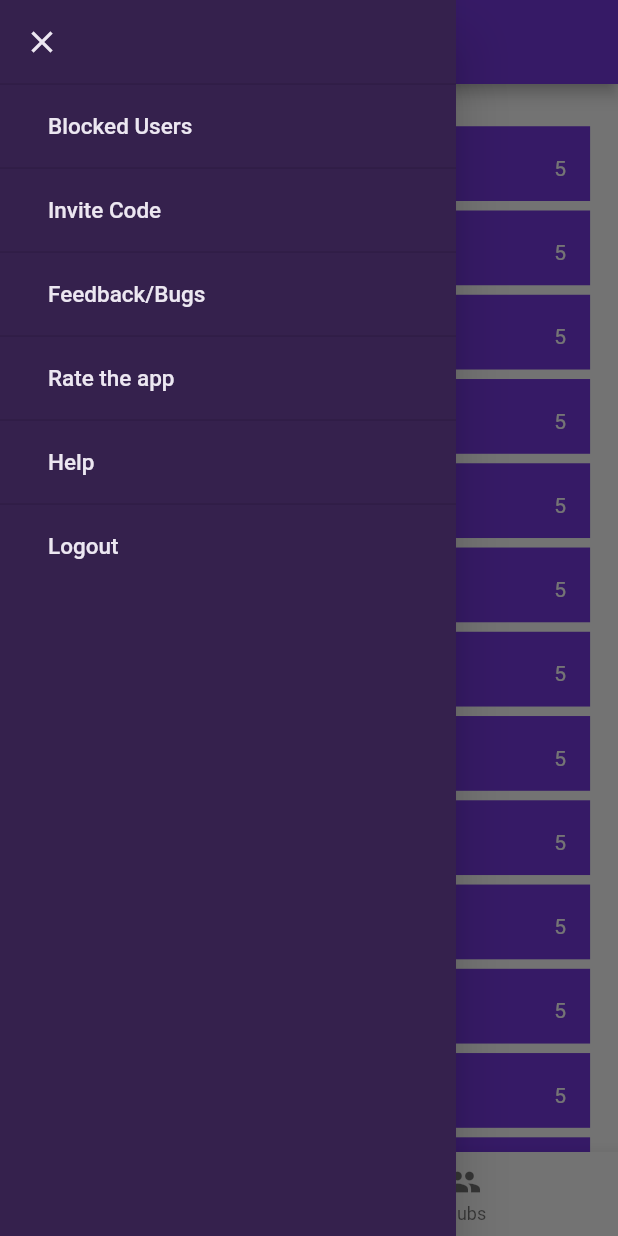
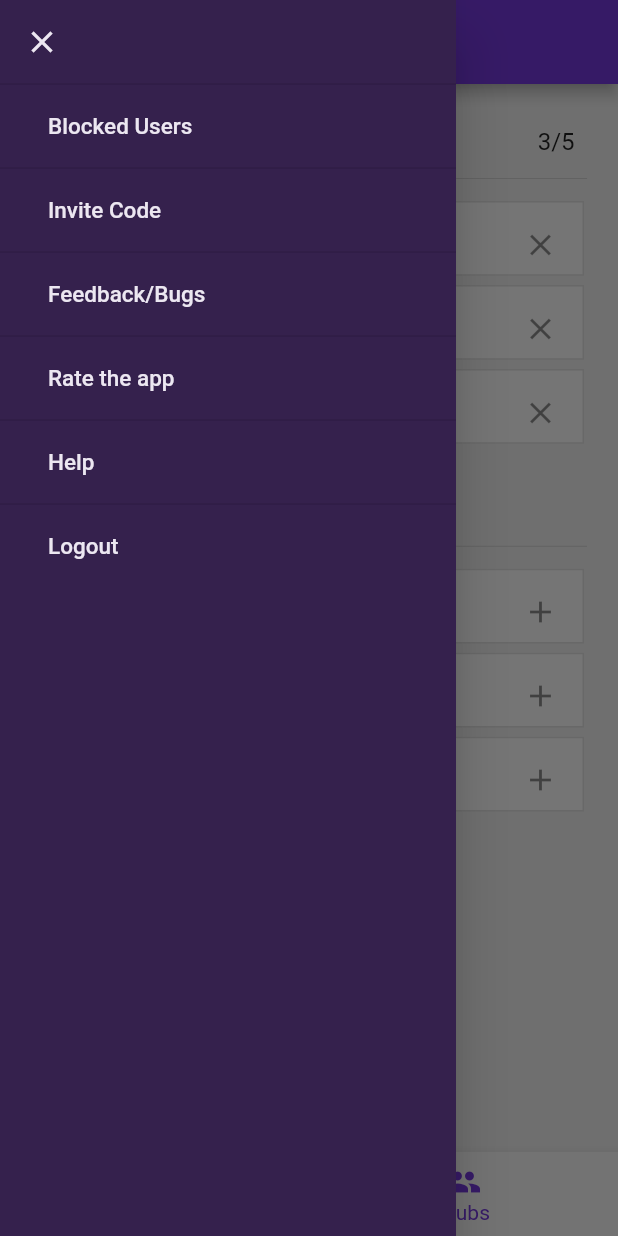
Before and after one commit to cosmicRover/yime, a Flutter app: the screen it shows after launch, with the side drawer open, on a phone screen of 412 x 824 dp. Run offline on Flutter 3.47's test engine with Material 2 defaults, Android fonts, the phone set to English and light mode, and no system bars; our stand-ins replace shared_preferences; missing offline and left inert: badge, flutter_sms, pimp_my_button; statements that could not run were skipped.

Commit message:
finished clubs page

```diff
--- a/lib/src/screens/bottomnav.dart
+++ b/lib/src/screens/bottomnav.dart
@@ -16,7 +16,7 @@ class BottomNav extends StatefulWidget {
 }
 
 class _BottomNavState extends State<BottomNav> {
-  int currentTab = 0;
+  int currentTab = 1;
   Messages one;
   Clubs two;
 
@@ -28,7 +28,7 @@ class _BottomNavState extends State<BottomNav> {
     one = Messages();
     two = Clubs();
     pages = [one, two];
-    currentPage = one;
+    currentPage = two;
     super.initState();
   }
 
--- a/lib/src/screens/clubs.dart
+++ b/lib/src/screens/clubs.dart
@@ -2,6 +2,16 @@ import 'package:flutter/material.dart';
 import '../colors/allcolors.dart';
 
 AppColors c = AppColors();
+
+final TextStyle listTileStyle = TextStyle(color: c.black);
+final TextStyle sectionHeaderTextStyle =
+    TextStyle(color: c.black, fontSize: 16.0);
+final Divider sectionDivider = Divider(
+  color: c.black,
+  height: 30.0,
+);
+final Padding containerBottomPadding =
+    Padding(padding: EdgeInsets.only(bottom: 6.17));
 
 class Clubs extends StatefulWidget {
   @override
@@ -9,66 +19,112 @@ class Clubs extends StatefulWidget {
 }
 
 //clubs that users are currently in
-Widget currentlyIn(){
+Widget currentlyIn(String clubName) {
   return FractionallySizedBox(
-    widthFactor: 0.9,
+    widthFactor: 0.89,
+    child: Padding(
+      padding: containerBottomPadding.padding,
       child: Container(
-        color: c.maxWhite,
+          decoration: ShapeDecoration(
+              shape: RoundedRectangleBorder(
+                  side: BorderSide(color: c.lighterGrey)),
+              color: c.maxWhite),
           height: 49.83,
           child: ListTile(
             title: Text(
-            "Club Name",
-            style: TextStyle(color: c.black),
+              "$clubName",
+              style: listTileStyle,
             ),
             onTap: () {},
-          trailing: Icon(Icons.close),
+            trailing: GestureDetector(child: Icon(Icons.close)),
           )),
+    ),
   );
 }
 
 //all the clubs
-Widget allClubs(){
+Widget allClubs(String clubName) {
   return FractionallySizedBox(
-    widthFactor: 0.9,
+    widthFactor: 0.89,
+    child: Padding(
+      padding: containerBottomPadding.padding,
       child: Container(
-        color: c.maxWhite,
+          decoration: ShapeDecoration(
+              shape: RoundedRectangleBorder(
+                  side: BorderSide(color: c.lighterGrey)),
+              color: c.maxWhite),
           height: 49.83,
           child: ListTile(
             title: Text(
-            "Club Name",
-            style: TextStyle(color: c.black),
+              "$clubName",
+              style: listTileStyle,
             ),
             onTap: () {},
-          trailing: Icon(Icons.add),
+            trailing: GestureDetector(
+              child: Icon(
+                Icons.add,
+                color: c.black,
+              ),
+              onTap: () => print("press icon"),
+            ),
           )),
+    ),
   );
 }
 
 class _ClubsState extends State<Clubs> {
   @override
   Widget build(BuildContext context) {
-    return Scaffold(
+    return Theme(
+      data: ThemeData(canvasColor: c.lightGrey),
+      child: Scaffold(
         body: ListView(
           children: <Widget>[
             Column(
               children: <Widget>[
                 Padding(
-                padding: const EdgeInsets.only(top: 47.0),
-                child: Text("Currently In",),
-              ),
-              Divider(),
-              currentlyIn()
+                    padding: const EdgeInsets.only(
+                        top: 29.0, left: 29.0, right: 29.0),
+                    child: Row(
+                      children: <Widget>[
+                        Expanded(
+                            child: Text(
+                          "Currently In",
+                          style: sectionHeaderTextStyle,
+                        )),
+                        Text(
+                          "3/5",
+                          style: sectionHeaderTextStyle,
+                        )
+                      ],
+                    )),
+                FractionallySizedBox(widthFactor: 0.9, child: sectionDivider),
+                currentlyIn("Computer Science"),
+                currentlyIn("Fortnite"),
+                currentlyIn("Startups")
               ],
             ),
             Column(
               children: <Widget>[
-              Text("All"),
-              Divider(),
-              allClubs()
+                Padding(
+                    padding: const EdgeInsets.only(top: 28.17, left: 29.0),
+                    child: Row(
+                      children: <Widget>[
+                        Expanded(
+                            child: Text(
+                          "All",
+                          style: sectionHeaderTextStyle,
+                        ))
+                      ],
+                    )),
+                FractionallySizedBox(widthFactor: 0.9, child: sectionDivider),
+                allClubs("Computer Science"),
+                allClubs("Fortnite"),
+                allClubs("Startups")
               ],
             )
-
           ],
+        ),
       ),
     );
   }
--- a/lib/src/screens/login.dart
+++ b/lib/src/screens/login.dart
@@ -62,7 +62,7 @@ class _LoginState extends State<Login> {
                         color: c.maxWhite),
                     child: FlatButton.icon(
                         onPressed: () {},
-                        icon: Icon(Icons.ac_unit),
+                        icon: Image.asset("icons/google.png"),
                         label: Text("Google")),
                   ),
                 ],
--- a/lib/src/screens/messages.dart
+++ b/lib/src/screens/messages.dart
@@ -58,7 +58,7 @@ Widget messageList(bool online, var userName, bool hasUnreadMessage) {
                 child: ListTile(
                   title: Text(
                     "$userName",
-                    style: TextStyle(color: c.lightBlack),
+                    style: TextStyle(color: c.black),
                   ),
                   onTap: () {},
                   //trailing: Text("5", style: TextStyle(color: Colors.white),),
@@ -114,7 +114,7 @@ Widget messageList(bool online, var userName, bool hasUnreadMessage) {
                 child: ListTile(
                   title: Text(
                     "$userName",
-                    style: TextStyle(color: c.lightBlack),
+                    style: TextStyle(color: c.black),
                   ),
                   onTap: () {},
                   //trailing: Text("5", style: TextStyle(color: Colors.white),),
@@ -157,7 +157,7 @@ class _MessagesState extends State<Messages> {
           floatingActionButton: FloatingActionButton.extended(
               onPressed: (){},
               icon: emptyWidget(),
-              backgroundColor: c.lightBlack,
+              backgroundColor: c.black,
               label: Text("FIND NEW 0/5 ", style: TextStyle(color: c.maxWhite),)),
         ),
       ),
```
Lines whose indentation alone changed are shown as unchanged.
